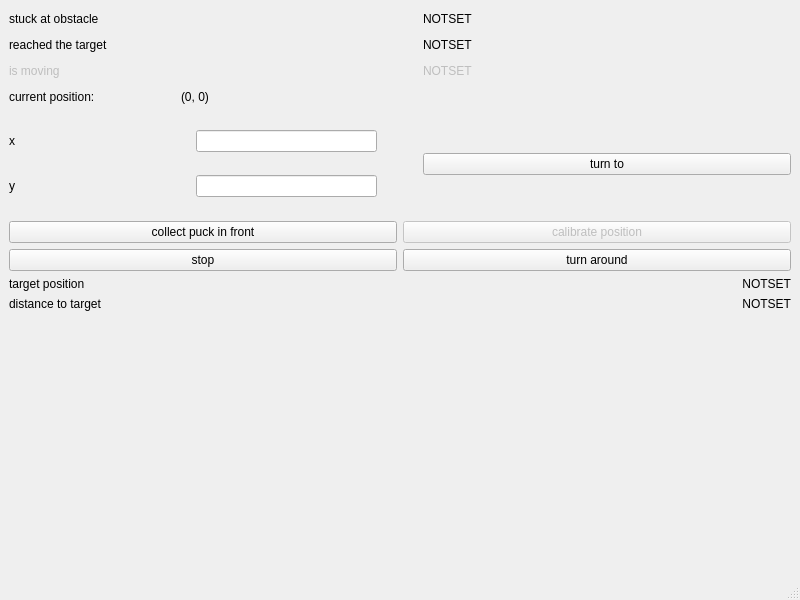
This is layer/view/view.ui in benediktibk/robohockey as Qt 5 draws it before an edit. The edited form follows.
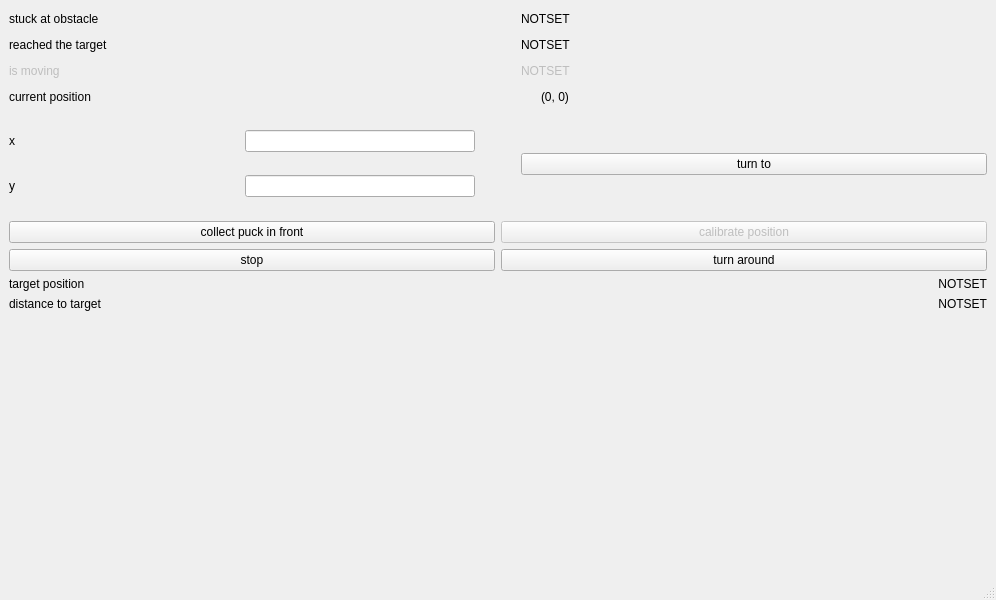
This is the edited form.

Commit message: fixed width of action-layout

What changed in the file:
```diff
--- a/layer/view/view.ui
+++ b/layer/view/view.ui
@@ -6,7 +6,7 @@
    <rect>
     <x>0</x>
     <y>0</y>
-    <width>800</width>
+    <width>996</width>
     <height>600</height>
    </rect>
   </property>
@@ -21,6 +21,12 @@
        <layout class="QHBoxLayout" name="stuckAtObstacleLayout">
         <item>
          <widget class="QLabel" name="stuckAtObstacleLabel">
+          <property name="sizePolicy">
+           <sizepolicy hsizetype="Minimum" vsizetype="Preferred">
+            <horstretch>0</horstretch>
+            <verstretch>0</verstretch>
+           </sizepolicy>
+          </property>
           <property name="text">
            <string>stuck at obstacle</string>
           </property>
@@ -61,6 +67,12 @@
        <layout class="QHBoxLayout" name="reachedTargetLayout">
         <item>
          <widget class="QLabel" name="reachedTargetLabel">
+          <property name="sizePolicy">
+           <sizepolicy hsizetype="Minimum" vsizetype="Preferred">
+            <horstretch>0</horstretch>
+            <verstretch>0</verstretch>
+           </sizepolicy>
+          </property>
           <property name="text">
            <string>reached the target</string>
           </property>
@@ -160,7 +172,7 @@
            </sizepolicy>
           </property>
           <property name="text">
-           <string>current position:</string>
+           <string>current position</string>
           </property>
          </widget>
         </item>
@@ -183,11 +195,17 @@
         <item>
          <widget class="QLabel" name="currentPosition">
           <property name="sizePolicy">
-           <sizepolicy hsizetype="Expanding" vsizetype="Minimum">
+           <sizepolicy hsizetype="Minimum" vsizetype="Minimum">
             <horstretch>0</horstretch>
             <verstretch>0</verstretch>
            </sizepolicy>
           </property>
+          <property name="minimumSize">
+           <size>
+            <width>150</width>
+            <height>0</height>
+           </size>
+          </property>
           <property name="text">
            <string>(0, 0)</string>
           </property>
@@ -237,6 +255,12 @@
         </item>
         <item>
          <spacer name="turnToSpacer1">
+          <property name="sizePolicy">
+           <sizepolicy hsizetype="Minimum" vsizetype="Minimum">
+            <horstretch>0</horstretch>
+            <verstretch>0</verstretch>
+           </sizepolicy>
+          </property>
           <property name="orientation">
            <enum>Qt::Horizontal</enum>
           </property>
@@ -300,6 +324,12 @@
        <layout class="QGridLayout" name="actionsLayout">
         <item row="1" column="1">
          <widget class="QPushButton" name="turnAround">
+          <property name="sizePolicy">
+           <sizepolicy hsizetype="Minimum" vsizetype="Fixed">
+            <horstretch>0</horstretch>
+            <verstretch>0</verstretch>
+           </sizepolicy>
+          </property>
           <property name="text">
            <string>turn around</string>
           </property>
@@ -310,6 +340,12 @@
           <property name="enabled">
            <bool>false</bool>
           </property>
+          <property name="sizePolicy">
+           <sizepolicy hsizetype="Minimum" vsizetype="Fixed">
+            <horstretch>0</horstretch>
+            <verstretch>0</verstretch>
+           </sizepolicy>
+          </property>
           <property name="text">
            <string>calibrate position</string>
           </property>
@@ -320,6 +356,12 @@
           <property name="enabled">
            <bool>true</bool>
           </property>
+          <property name="sizePolicy">
+           <sizepolicy hsizetype="Minimum" vsizetype="Fixed">
+            <horstretch>0</horstretch>
+            <verstretch>0</verstretch>
+           </sizepolicy>
+          </property>
           <property name="text">
            <string>collect puck in front</string>
           </property>
@@ -327,6 +369,12 @@
         </item>
         <item row="1" column="0">
          <widget class="QPushButton" name="stop">
+          <property name="sizePolicy">
+           <sizepolicy hsizetype="Minimum" vsizetype="Fixed">
+            <horstretch>0</horstretch>
+            <verstretch>0</verstretch>
+           </sizepolicy>
+          </property>
           <property name="text">
            <string>stop</string>
           </property>
@@ -338,6 +386,12 @@
        <layout class="QGridLayout" name="targetLayout">
         <item row="1" column="0">
          <widget class="QLabel" name="targetPositionLabel">
+          <property name="sizePolicy">
+           <sizepolicy hsizetype="Minimum" vsizetype="Preferred">
+            <horstretch>0</horstretch>
+            <verstretch>0</verstretch>
+           </sizepolicy>
+          </property>
           <property name="text">
            <string>target position</string>
           </property>
@@ -345,6 +399,12 @@
         </item>
         <item row="1" column="1">
          <widget class="QLabel" name="targetPosition">
+          <property name="sizePolicy">
+           <sizepolicy hsizetype="Minimum" vsizetype="Preferred">
+            <horstretch>0</horstretch>
+            <verstretch>0</verstretch>
+           </sizepolicy>
+          </property>
           <property name="text">
            <string>NOTSET</string>
           </property>
@@ -355,6 +415,12 @@
         </item>
         <item row="2" column="0">
          <widget class="QLabel" name="distanceToTargetLabel">
+          <property name="sizePolicy">
+           <sizepolicy hsizetype="Minimum" vsizetype="Preferred">
+            <horstretch>0</horstretch>
+            <verstretch>0</verstretch>
+           </sizepolicy>
+          </property>
           <property name="text">
            <string>distance to target</string>
           </property>
@@ -362,6 +428,12 @@
         </item>
         <item row="2" column="1">
          <widget class="QLabel" name="distanceToTarget">
+          <property name="sizePolicy">
+           <sizepolicy hsizetype="Minimum" vsizetype="Preferred">
+            <horstretch>0</horstretch>
+            <verstretch>0</verstretch>
+           </sizepolicy>
+          </property>
           <property name="text">
            <string>NOTSET</string>
           </property>
```
Left out of the diff: 2 changed lines with no effect on the pictures.
